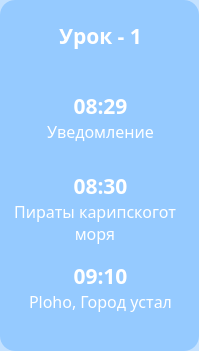
This is ui/frame_for_home.ui in Alchemmist/SchoolRing as Qt 5 draws it before an edit. The edited form follows.
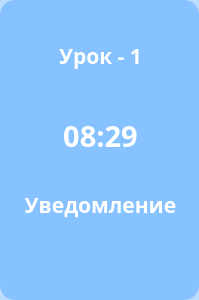
This is the edited form.

Commit message: add requarements add icon for programm home page can chenges ring of schedule work well

The edit to the form file:
```diff
--- a/ui/frame_for_home.ui
+++ b/ui/frame_for_home.ui
@@ -7,11 +7,11 @@
     <x>0</x>
     <y>0</y>
     <width>199</width>
-    <height>351</height>
+    <height>300</height>
    </rect>
   </property>
   <property name="sizePolicy">
-   <sizepolicy hsizetype="Fixed" vsizetype="Minimum">
+   <sizepolicy hsizetype="Fixed" vsizetype="Fixed">
     <horstretch>0</horstretch>
     <verstretch>0</verstretch>
    </sizepolicy>
@@ -19,7 +19,7 @@
   <property name="minimumSize">
    <size>
     <width>190</width>
-    <height>0</height>
+    <height>300</height>
    </size>
   </property>
   <property name="windowTitle">
@@ -27,15 +27,15 @@
   </property>
   <property name="styleSheet">
    <string notr="true">border-radius: 15;
-background-color: rgba(0,127,255, 60);</string>
+background-color: rgba(0,127,255, 70);</string>
   </property>
   <widget class="QLabel" name="label_42">
    <property name="geometry">
     <rect>
-     <x>50</x>
-     <y>20</y>
-     <width>101</width>
-     <height>31</height>
+     <x>20</x>
+     <y>10</y>
+     <width>161</width>
+     <height>91</height>
     </rect>
    </property>
    <property name="font">
@@ -61,169 +61,47 @@
   <widget class="QLabel" name="label_45">
    <property name="geometry">
     <rect>
-     <x>0</x>
-     <y>200</y>
-     <width>190</width>
-     <height>61</height>
-    </rect>
-   </property>
-   <property name="font">
-    <font>
-     <family>Yandex Sans Display</family>
-     <pointsize>12</pointsize>
-     <weight>50</weight>
-     <bold>false</bold>
-    </font>
-   </property>
-   <property name="styleSheet">
-    <string notr="true">color: white;
-background-color: rgb(255,160,0, 0);
-</string>
-   </property>
-   <property name="text">
-    <string>Пираты карипскогот моря</string>
-   </property>
-   <property name="alignment">
-    <set>Qt::AlignHCenter|Qt::AlignTop</set>
-   </property>
-   <property name="wordWrap">
-    <bool>true</bool>
-   </property>
-  </widget>
-  <widget class="QLabel" name="label_47">
-   <property name="geometry">
-    <rect>
-     <x>20</x>
-     <y>290</y>
-     <width>161</width>
-     <height>61</height>
-    </rect>
-   </property>
-   <property name="font">
-    <font>
-     <family>Yandex Sans Display</family>
-     <pointsize>12</pointsize>
-     <weight>50</weight>
-     <bold>false</bold>
-    </font>
-   </property>
-   <property name="styleSheet">
-    <string notr="true">color: white;
-background-color: rgb(255,160,0, 0);
-</string>
-   </property>
-   <property name="text">
-    <string>Ploho, Город устал</string>
-   </property>
-   <property name="alignment">
-    <set>Qt::AlignHCenter|Qt::AlignTop</set>
-   </property>
-   <property name="wordWrap">
-    <bool>true</bool>
-   </property>
-  </widget>
-  <widget class="QLabel" name="label_48">
-   <property name="geometry">
-    <rect>
      <x>30</x>
-     <y>260</y>
-     <width>141</width>
-     <height>31</height>
-    </rect>
-   </property>
-   <property name="font">
-    <font>
-     <family>Yandex Sans Text Bold</family>
-     <pointsize>16</pointsize>
-     <weight>75</weight>
-     <bold>true</bold>
-    </font>
-   </property>
-   <property name="styleSheet">
-    <string notr="true">color: white;
-background-color: rgb(255,160,0, 0);
-</string>
-   </property>
-   <property name="text">
-    <string>09:10</string>
-   </property>
-   <property name="alignment">
-    <set>Qt::AlignCenter</set>
-   </property>
-  </widget>
-  <widget class="QLabel" name="label_43">
-   <property name="geometry">
-    <rect>
-     <x>30</x>
-     <y>90</y>
-     <width>141</width>
-     <height>31</height>
-    </rect>
-   </property>
-   <property name="font">
-    <font>
-     <family>Yandex Sans Text Bold</family>
-     <pointsize>16</pointsize>
-     <weight>75</weight>
-     <bold>true</bold>
-    </font>
-   </property>
-   <property name="styleSheet">
-    <string notr="true">color: white;
-background-color: rgb(255,160,0, 0);
-</string>
-   </property>
-   <property name="text">
-    <string>08:29</string>
-   </property>
-   <property name="alignment">
-    <set>Qt::AlignCenter</set>
-   </property>
-  </widget>
-  <widget class="QLabel" name="label_46">
-   <property name="geometry">
-    <rect>
-     <x>30</x>
-     <y>170</y>
-     <width>141</width>
-     <height>31</height>
-    </rect>
-   </property>
-   <property name="font">
-    <font>
-     <family>Yandex Sans Text Bold</family>
-     <pointsize>16</pointsize>
-     <weight>75</weight>
-     <bold>true</bold>
-    </font>
-   </property>
-   <property name="styleSheet">
-    <string notr="true">color: white;
-background-color: rgb(255,160,0, 0);
-</string>
-   </property>
-   <property name="text">
-    <string>08:30</string>
-   </property>
-   <property name="alignment">
-    <set>Qt::AlignCenter</set>
-   </property>
-  </widget>
-  <widget class="QLabel" name="label_44">
-   <property name="geometry">
-    <rect>
-     <x>20</x>
      <y>120</y>
+     <width>141</width>
+     <height>31</height>
+    </rect>
+   </property>
+   <property name="font">
+    <font>
+     <family>Yandex Sans Text Bold</family>
+     <pointsize>22</pointsize>
+     <weight>75</weight>
+     <bold>true</bold>
+    </font>
+   </property>
+   <property name="styleSheet">
+    <string notr="true">color: white;
+background-color: rgb(255,160,0, 0);
+</string>
+   </property>
+   <property name="text">
+    <string>08:29</string>
+   </property>
+   <property name="alignment">
+    <set>Qt::AlignCenter</set>
+   </property>
+  </widget>
+  <widget class="QLabel" name="music">
+   <property name="geometry">
+    <rect>
+     <x>20</x>
+     <y>190</y>
      <width>161</width>
-     <height>61</height>
+     <height>81</height>
     </rect>
    </property>
    <property name="font">
     <font>
      <family>Yandex Sans Display</family>
-     <pointsize>12</pointsize>
-     <weight>50</weight>
-     <bold>false</bold>
+     <pointsize>16</pointsize>
+     <weight>75</weight>
+     <bold>true</bold>
     </font>
    </property>
    <property name="styleSheet">
```
Left out of the diff: 4 changed lines with no effect on the pictures. The commit also changes 13 other files.
